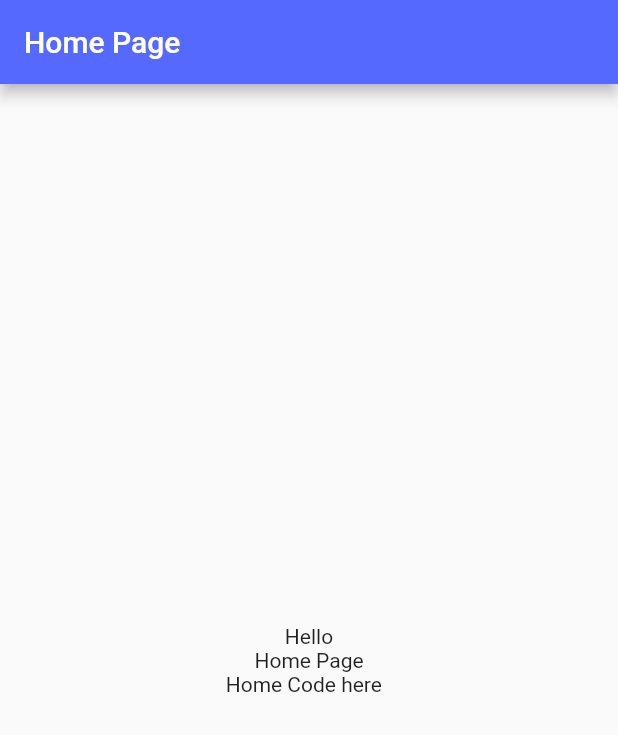
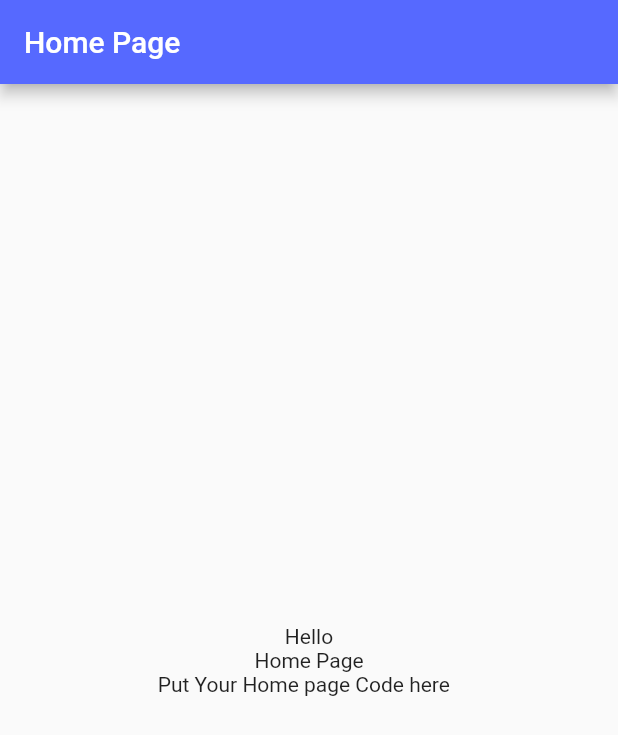
Before and after one commit to nazmulkhanliton/edusoft_tms, a Flutter app: the LoginPage screen opened directly, after a tap on "Log In", on a phone screen of 412 x 824 dp. Shown: the top 735 px of the screen. Run offline on Flutter 3.47's test engine with Material 2 defaults, Android fonts, the phone set to English and light mode, and no system bars; our stand-ins replace smooth_page_indicator.

Commit message:
Home page updated

```diff
--- a/lib/Screens/Home/home_screen.dart
+++ b/lib/Screens/Home/home_screen.dart
@@ -39,7 +39,7 @@ class _HomeScreenState extends State<HomeScreen> {
                 width: 10,
               ),
               Text(
-                  'Home Code here  '
+                  'Put Your Home page Code here  '
               ),
             ],
           ),
```
